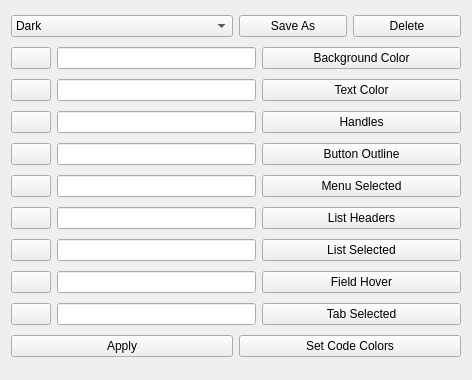
First picture: the form in ui/restyle.ui, repository 1111joe1111/ida_ea, before the edit.
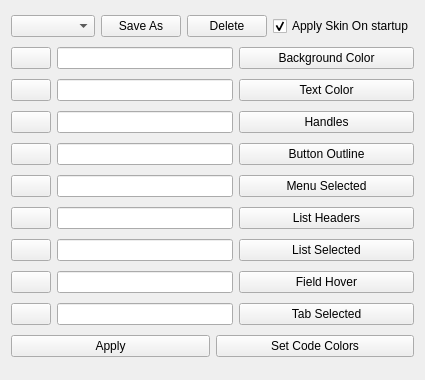
Second picture: the form after the edit.

```diff
--- a/ui/restyle.ui
+++ b/ui/restyle.ui
@@ -6,7 +6,7 @@
    <rect>
     <x>0</x>
     <y>0</y>
-    <width>472</width>
+    <width>425</width>
     <height>380</height>
    </rect>
   </property>
@@ -17,13 +17,7 @@
    <item>
     <layout class="QHBoxLayout" name="horizontalLayout_10">
      <item>
-      <widget class="QComboBox" name="comboBox">
-       <item>
-        <property name="text">
-         <string>Dark</string>
-        </property>
-       </item>
-      </widget>
+      <widget class="QComboBox" name="comboBox"/>
      </item>
      <item>
       <layout class="QHBoxLayout" name="horizontalLayout_12">
@@ -41,6 +35,16 @@
          </property>
         </widget>
        </item>
+       <item>
+        <widget class="QCheckBox" name="checkBox">
+         <property name="text">
+          <string>Apply Skin On startup</string>
+         </property>
+         <property name="checked">
+          <bool>true</bool>
+         </property>
+        </widget>
+       </item>
       </layout>
      </item>
     </layout>
```
